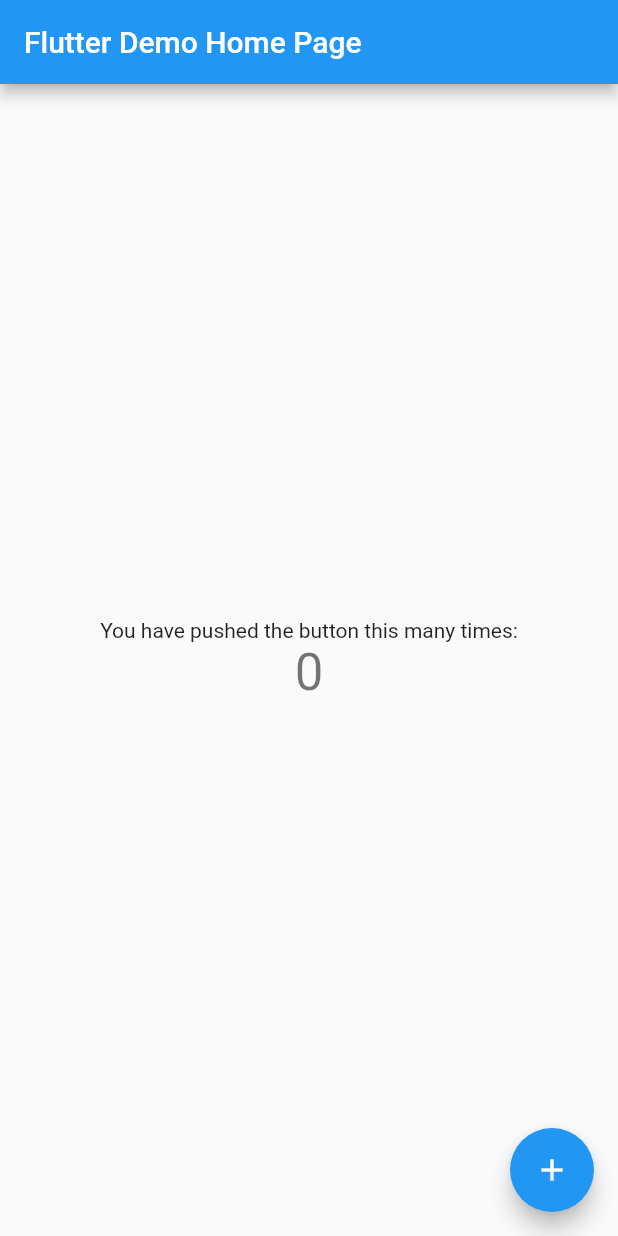
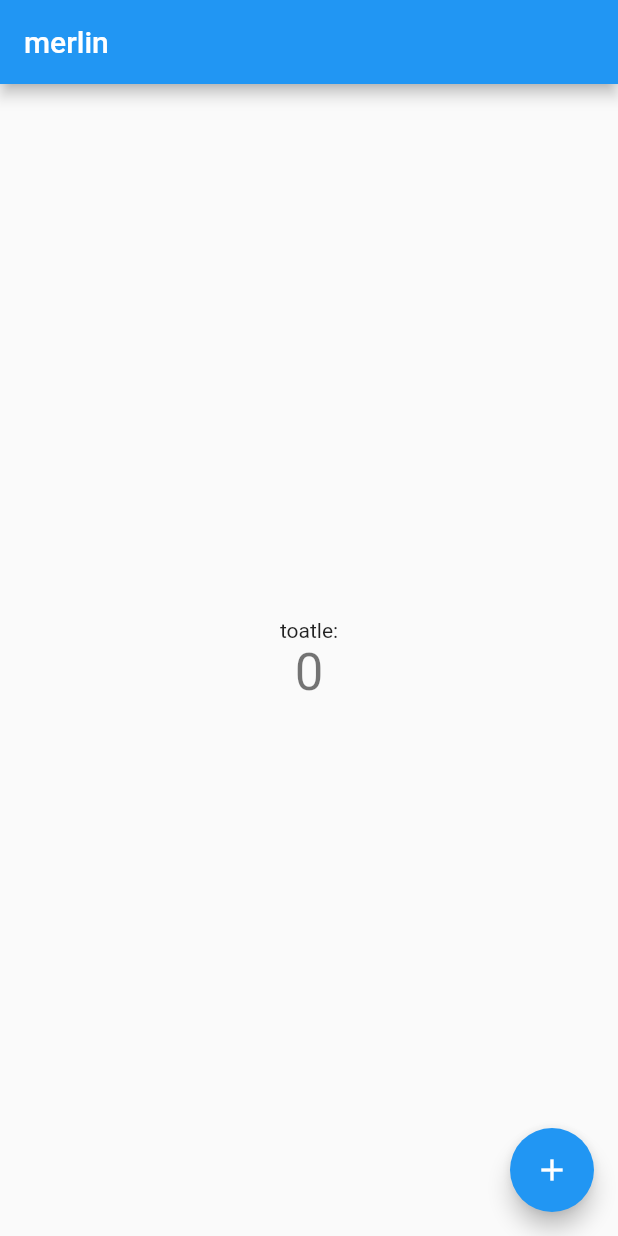
Before and after one commit to liuguang2016/merlin, a Flutter app: the screen it shows after launch, on a phone screen of 412 x 824 dp. Run offline on Flutter 3.47's test engine with Material 2 defaults, Android fonts, the phone set to English and light mode, and no system bars.

Commit message:
title change

```diff
--- a/lib/main.dart
+++ b/lib/main.dart
@@ -20,7 +20,7 @@ class MyApp extends StatelessWidget {
         // is not restarted.
         primarySwatch: Colors.blue,
       ),
-      home: MyHomePage(title: 'Flutter Demo Home Page'),
+      home: MyHomePage(title: 'merlin'),
     );
   }
 }
@@ -92,7 +92,7 @@ class _MyHomePageState extends State<MyHomePage> {
           mainAxisAlignment: MainAxisAlignment.center,
           children: <Widget>[
             Text(
-              'You have pushed the button this many times:',
+              'toatle:',
             ),
             Text(
               '$_counter',
```
